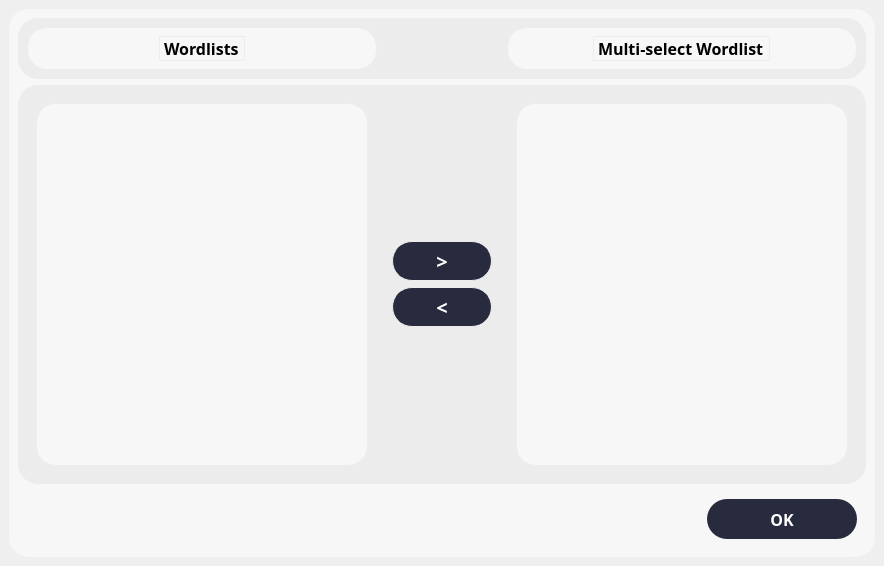
Qt form assets/ui/multiwordlist.ui (NicasioTn/Linux-ISAN-Security-Gizmo-Box) before a commit.
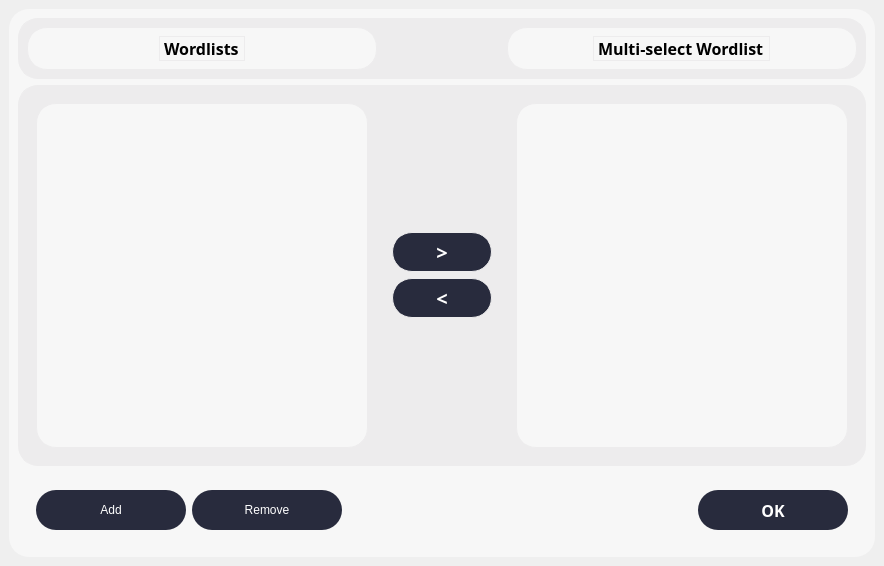
The same form after that commit.

The edit to the form file:
```diff
--- a/assets/ui/multiwordlist.ui
+++ b/assets/ui/multiwordlist.ui
@@ -243,7 +243,7 @@
          </layout>
         </widget>
        </item>
-       <item alignment="Qt::AlignRight">
+       <item>
         <widget class="QWidget" name="widget_4" native="true">
          <property name="minimumSize">
           <size>
@@ -253,6 +253,68 @@
          </property>
          <layout class="QHBoxLayout" name="horizontalLayout_6">
           <item>
+           <widget class="QWidget" name="widget_11" native="true">
+            <layout class="QHBoxLayout" name="horizontalLayout_9">
+             <item alignment="Qt::AlignLeft">
+              <widget class="QPushButton" name="btn_add">
+               <property name="minimumSize">
+                <size>
+                 <width>150</width>
+                 <height>40</height>
+                </size>
+               </property>
+               <property name="cursor">
+                <cursorShape>PointingHandCursor</cursorShape>
+               </property>
+               <property name="styleSheet">
+                <string notr="true">QPushButton {    
+	background-color: rgba(40,43,61,255);
+	color: rgb(255, 255, 255);
+    border-radius: 20px;
+    padding: 5px 10px;
+}
+</string>
+               </property>
+               <property name="text">
+                <string>Add</string>
+               </property>
+              </widget>
+             </item>
+             <item alignment="Qt::AlignLeft">
+              <widget class="QPushButton" name="btn_remove">
+               <property name="minimumSize">
+                <size>
+                 <width>150</width>
+                 <height>40</height>
+                </size>
+               </property>
+               <property name="cursor">
+                <cursorShape>PointingHandCursor</cursorShape>
+               </property>
+               <property name="styleSheet">
+                <string notr="true">QPushButton {    
+	background-color: rgba(40,43,61,255);
+	color: rgb(255, 255, 255);
+    border-radius: 20px;
+    padding: 5px 10px;
+}
+</string>
+               </property>
+               <property name="text">
+                <string>Remove</string>
+               </property>
+              </widget>
+             </item>
+            </layout>
+           </widget>
+          </item>
+          <item>
+           <widget class="QWidget" name="widget_13" native="true"/>
+          </item>
+          <item alignment="Qt::AlignRight">
+           <widget class="QWidget" name="widget_12" native="true">
+            <layout class="QHBoxLayout" name="horizontalLayout_10">
+             <item>
            <widget class="QPushButton" name="btn_ok">
             <property name="minimumSize">
              <size>
@@ -283,6 +345,9 @@
             <property name="text">
              <string>OK</string>
             </property>
+              </widget>
+             </item>
+            </layout>
            </widget>
           </item>
          </layout>
```
Lines whose indentation alone changed are shown as unchanged.
